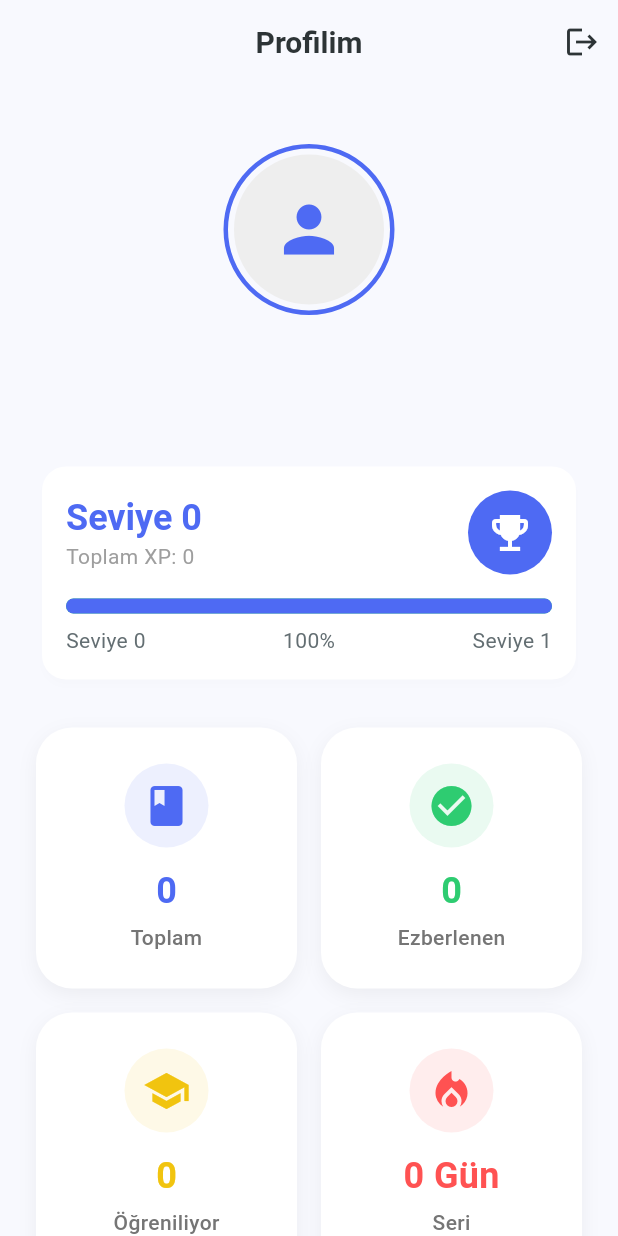
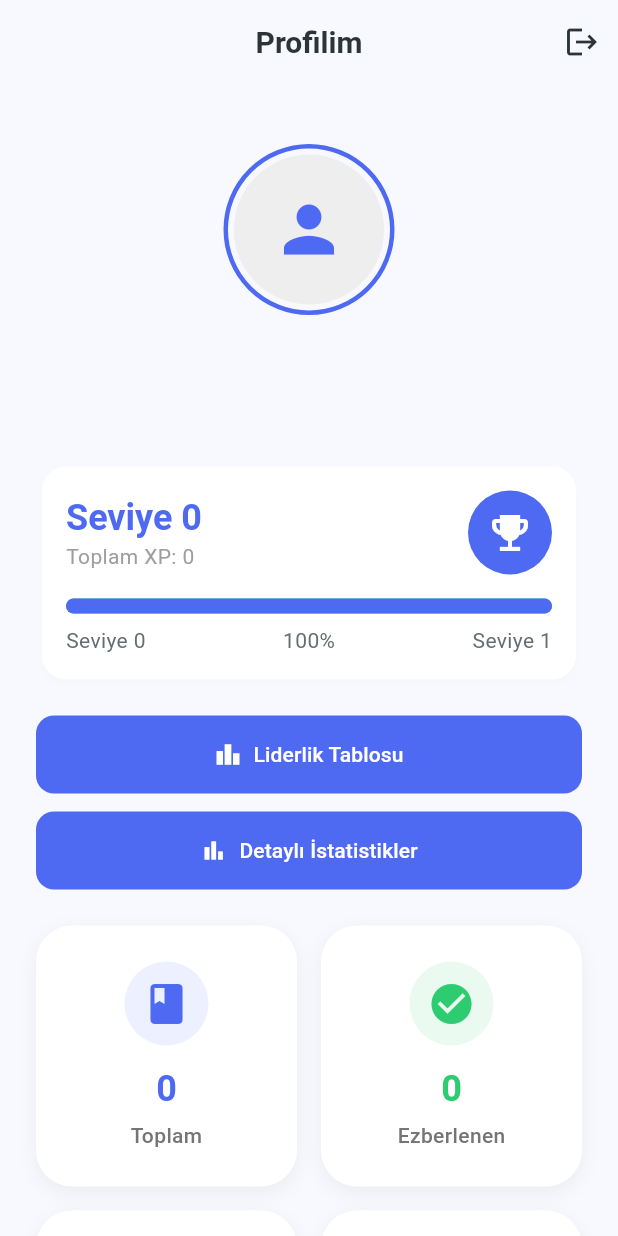
Before and after one commit to AhmetYalcinkaya/YDS, a Flutter app: the ProfilePage screen opened directly, on a phone screen of 412 x 824 dp. Run offline on Flutter 3.47's test engine with Material 3 defaults, Android fonts, the phone set to English and light mode, and no system bars; our stand-ins replace fl_chart, flutter_dotenv, flutter_riverpod, flutter_tts, freezed_annotation, shared_preferences and 1 more; accounts and stored records are empty.

Commit message:
study plan

```diff
--- a/yds_app/lib/features/study/domain/repositories/study_plan_repository.dart
+++ b/yds_app/lib/features/study/domain/repositories/study_plan_repository.dart
@@ -19,6 +19,14 @@ abstract class StudyPlanRepository {
   Future<List<StudyWord>> getWordsByStatus(WordStatus status);
   Future<void> deleteUserWord(String id);
   Future<void> updateUserWord(StudyWord word);
+
+  // Statistics methods
+  Future<Map<String, int>> getWeeklyProgress();
+  Future<Map<String, int>> getCategoryBreakdown();
+  Future<Map<String, int>> getDifficultyBreakdown();
+
+  // Favorites
+  Future<void> toggleFavorite(String wordId, {bool isUserWord = false});
 }
 
-enum WordStatus { all, mastered, learning }
+enum WordStatus { all, mastered, learning, favorites }
--- a/yds_app/lib/features/study/presentation/pages/profile_page.dart
+++ b/yds_app/lib/features/study/presentation/pages/profile_page.dart
@@ -5,11 +5,13 @@ import 'package:yds_app/features/auth/presentation/providers/auth_provider.dart'
 import 'package:yds_app/features/study/domain/entities/study_statistics.dart';
 import 'package:yds_app/features/study/domain/repositories/study_plan_repository.dart';
 import 'package:yds_app/features/study/presentation/providers/study_plan_controller.dart';
-import '../../../gamification/domain/entities/user_stats.dart';
 import '../../../gamification/domain/entities/badge.dart' as game_badge;
 import '../../../gamification/data/repositories/gamification_repository_impl.dart';
 import '../../../gamification/presentation/widgets/level_progress_card.dart';
 import '../../../gamification/presentation/widgets/badges_grid.dart';
+import '../../../gamification/presentation/providers/gamification_provider.dart';
+import '../../../gamification/presentation/pages/leaderboard_page.dart';
+import 'statistics_page.dart';
 import 'word_list_page.dart';
 
 class ProfilePage extends ConsumerStatefulWidget {
@@ -22,7 +24,6 @@ class ProfilePage extends ConsumerStatefulWidget {
 class _ProfilePageState extends ConsumerState<ProfilePage> {
   late Future<StudyStatistics> _statisticsFuture;
   late Future<Map<String, dynamic>?> _profileFuture;
-  late Future<UserStats> _userStatsFuture;
   late Future<List<game_badge.Badge>> _badgesFuture;
 
   @override
@@ -33,7 +34,6 @@ class _ProfilePageState extends ConsumerState<ProfilePage> {
 
     _statisticsFuture = repo.getStatistics();
     _profileFuture = repo.getUserProfile();
-    _userStatsFuture = gameRepo.getUserStats();
     _badgesFuture = gameRepo.getBadges();
 
     // Check for new badges on profile load
@@ -108,14 +108,58 @@ class _ProfilePageState extends ConsumerState<ProfilePage> {
             const SizedBox(height: 24),
 
             // Level Progress
-            FutureBuilder<UserStats>(
-              future: _userStatsFuture,
-              builder: (context, snapshot) {
-                if (snapshot.hasData) {
-                  return LevelProgressCard(stats: snapshot.data!);
-                }
-                return const SizedBox.shrink();
+            Consumer(
+              builder: (context, ref, child) {
+                final userStatsAsync = ref.watch(userStatsProvider);
+                return userStatsAsync.when(
+                  data: (stats) => LevelProgressCard(stats: stats),
+                  loading: () =>
+                      const Center(child: CircularProgressIndicator()),
+                  error: (e, _) => const SizedBox.shrink(),
+                );
               },
+            ),
+
+            const SizedBox(height: 16),
+
+            // Leaderboard Button
+            FilledButton.icon(
+              onPressed: () {
+                Navigator.of(context).push(
+                  MaterialPageRoute(
+                    builder: (context) => const LeaderboardPage(),
+                  ),
+                );
+              },
+              icon: const Icon(Icons.leaderboard),
+              label: const Text('Liderlik Tablosu'),
+              style: FilledButton.styleFrom(
+                padding: const EdgeInsets.all(16),
+                shape: RoundedRectangleBorder(
+                  borderRadius: BorderRadius.circular(12),
+                ),
+              ),
+            ),
+
+            const SizedBox(height: 12),
+
+            // Statistics Button
+            FilledButton.icon(
+              onPressed: () {
+                Navigator.of(context).push(
+                  MaterialPageRoute(
+                    builder: (context) => const StatisticsPage(),
+                  ),
+                );
+              },
+              icon: const Icon(Icons.bar_chart),
+              label: const Text('Detaylı İstatistikler'),
+              style: FilledButton.styleFrom(
+                padding: const EdgeInsets.all(16),
+                shape: RoundedRectangleBorder(
+                  borderRadius: BorderRadius.circular(12),
+                ),
+              ),
             ),
 
             const SizedBox(height: 24),
@@ -168,11 +212,11 @@ class _ProfilePageState extends ConsumerState<ProfilePage> {
                     ),
                     _buildStatCard(
                       context,
-                      'Seri',
-                      '${stats.streakDays} Gün',
-                      Icons.local_fire_department,
-                      const Color(0xFFFF5252), // Red
-                      WordStatus.all, // Streak doesn't have a specific list
+                      'Favoriler',
+                      '0', // Will be updated dynamically
+                      Icons.star,
+                      const Color(0xFFFFA726), // Amber
+                      WordStatus.favorites,
                     ),
                   ],
                 );
```
Also changed, not shown: yds_app/lib/features/study/presentation/pages/statistics_page.dart (added, +374 -0 lines), yds_app/lib/shared/widgets/word_card.dart (+30 -0 lines).
